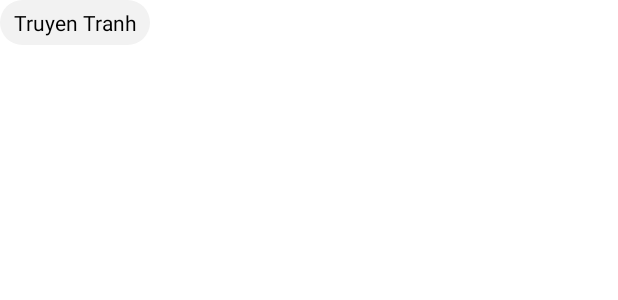
After one commit to NguyetQue14062002/bookapp, an Android app: the layout viewholder_category.xml on its own in the app's theme, with its tools: preview values and no code run, on a phone screen of 412 x 824 dp. The commit adds this screen. Shown: the top 300 px of the screen. Run offline under Robolectric (Android 15) with nearby library versions, the phone set to English and light mode, and no system bars.

Commit message:
Add Category

```diff
--- /dev/null
+++ b/app/src/main/res/drawable/category_background.xml
@@ -0,0 +1,9 @@
+<?xml version="1.0" encoding="utf-8"?>
+<selector xmlns:android="http://schemas.android.com/apk/res/android">
+    <item>
+        <shape android:shape="rectangle">
+            <solid android:color="#F2F2F2"/>
+            <corners android:radius="50dp"/>
+        </shape>
+    </item>
+</selector>
--- /dev/null
+++ b/app/src/main/res/layout/viewholder_category.xml
@@ -0,0 +1,19 @@
+<?xml version="1.0" encoding="utf-8"?>
+<androidx.constraintlayout.widget.ConstraintLayout xmlns:android="http://schemas.android.com/apk/res/android"
+    xmlns:app="http://schemas.android.com/apk/res-auto"
+    android:layout_width="wrap_content"
+    android:layout_height="wrap_content">
+
+    <TextView
+        android:id="@+id/tvCategoryName"
+        android:layout_width="100dp"
+        android:layout_height="30dp"
+        android:background="@drawable/category_background"
+        android:gravity="center"
+        android:text="Truyen Tranh"
+        android:textColor="#000000"
+        app:layout_constraintBottom_toBottomOf="parent"
+        app:layout_constraintEnd_toEndOf="parent"
+        app:layout_constraintStart_toStartOf="parent"
+        app:layout_constraintTop_toTopOf="parent" />
+</androidx.constraintlayout.widget.ConstraintLayout>
```
Also changed, not shown: app/src/main/java/com/example/bookapp/Adapter/BookAdapter.java (added, +62 -0 lines), app/src/main/java/com/example/bookapp/Adapter/CategoryAdapter.java (added, +53 -0 lines), app/src/main/java/com/example/bookapp/Domain/Book.java (added, +96 -0 lines), app/src/main/java/com/example/bookapp/Domain/Category.java (added, +31 -0 lines), app/src/main/java/com/example/bookapp/Fragment/HomeFragment.java (+56 -0 lines), app/src/main/res/layout/fragment_home.xml (+42 -38 lines), app/src/main/res/layout/viewholder_book.xml (+8 -7 lines).
